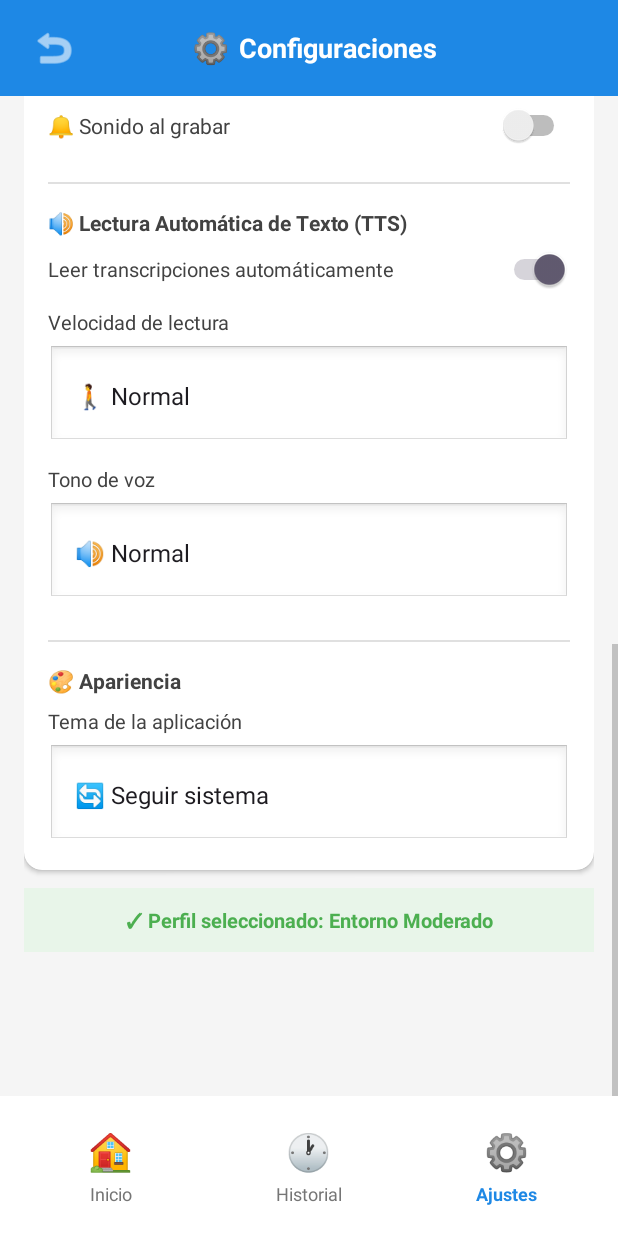
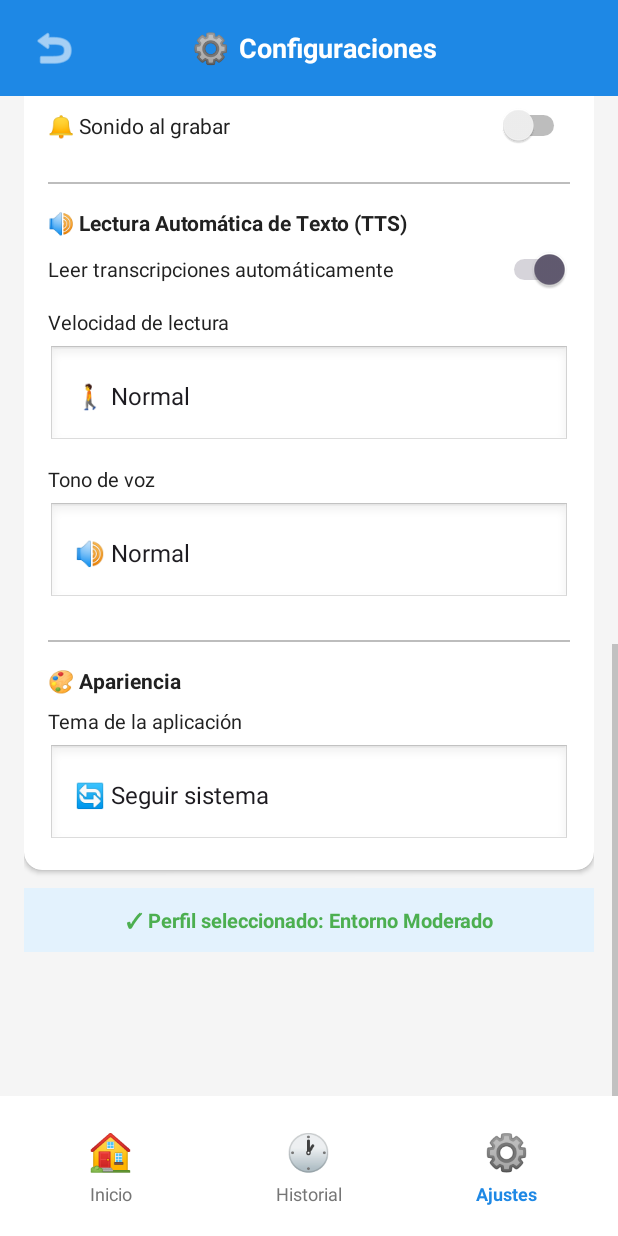
Before and after one commit to MsTrG099/UleamTesisAppAndroid, an Android app: the SettingsActivity screen opened directly, with no data from a screen before it, scrolled down 807 dp, on a phone screen of 412 x 824 dp. Run offline under Robolectric (Android 15) with nearby library versions, the phone set to English and light mode, and no system bars.

Commit message:
Commit 4: Cambios en el diseño y añadidos finales 2.

```diff
--- a/app/src/main/res/layout/activity_settings.xml
+++ b/app/src/main/res/layout/activity_settings.xml
@@ -5,7 +5,7 @@
     android:layout_width="match_parent"
     android:layout_height="match_parent"
     android:orientation="vertical"
-    android:background="#F5F5F5">
+    android:background="@color/background_light">
 
     <!-- Header azul -->
     <LinearLayout
@@ -17,7 +17,7 @@
         android:paddingBottom="12dp"
         android:paddingStart="16dp"
         android:paddingEnd="16dp"
-        android:background="#1E88E5">
+        android:background="@color/primary_blue">
 
         <ImageButton
             android:id="@+id/btnBack"
@@ -26,7 +26,7 @@
             android:src="@android:drawable/ic_menu_revert"
             android:background="?android:attr/selectableItemBackgroundBorderless"
             android:contentDescription="Volver"
-            android:tint="@android:color/white"/>
+            android:tint="@color/white"/>
 
         <LinearLayout
             android:layout_width="0dp"
@@ -49,7 +49,7 @@
                 android:text="Configuraciones"
                 android:textSize="18sp"
                 android:textStyle="bold"
-                android:textColor="@android:color/white"/>
+                android:textColor="@color/white"/>
         </LinearLayout>
 
         <View
@@ -75,7 +75,7 @@
                 android:layout_height="wrap_content"
                 android:text="Selecciona el perfil que mejor se adapte a tu entorno"
                 android:textSize="14sp"
-                android:textColor="#424242"
+                android:textColor="@color/text_primary"
                 android:gravity="center"
                 android:layout_marginBottom="16dp"/>
 
@@ -90,7 +90,7 @@
                 android:foreground="?android:attr/selectableItemBackground"
                 app:cardCornerRadius="12dp"
                 app:cardElevation="2dp"
-                app:cardBackgroundColor="@android:color/white">
+                app:cardBackgroundColor="@color/background_white">
 
                 <LinearLayout
                     android:layout_width="match_parent"
@@ -123,14 +123,14 @@
                                 android:text="Entorno Silencioso"
                                 android:textSize="18sp"
                                 android:textStyle="bold"
-                                android:textColor="#212121"/>
+                                android:textColor="@color/text_primary"/>
 
                             <TextView
                                 android:layout_width="wrap_content"
                                 android:layout_height="wrap_content"
                                 android:text="Ideal para: Oficina, biblioteca, hogar tranquilo"
                                 android:textSize="12sp"
-                                android:textColor="#757575"
+                                android:textColor="@color/text_secondary"
                                 android:layout_marginTop="4dp"/>
 
                             <TextView
@@ -138,7 +138,7 @@
                                 android:layout_height="wrap_content"
                                 android:text="• Sensibilidad normal\n• Sin supresión de ruido\n• Mejor calidad de audio"
                                 android:textSize="11sp"
-                                android:textColor="#424242"
+                                android:textColor="@color/text_primary"
                                 android:layout_marginTop="8dp"/>
                         </LinearLayout>
 
@@ -147,7 +147,7 @@
                             android:layout_width="24dp"
                             android:layout_height="24dp"
                             android:src="@android:drawable/checkbox_on_background"
-                            android:tint="#4CAF50"
+                            android:tint="@color/accent_green"
                             android:visibility="gone"/>
                     </LinearLayout>
                 </LinearLayout>
@@ -164,7 +164,7 @@
                 android:foreground="?android:attr/selectableItemBackground"
                 app:cardCornerRadius="12dp"
                 app:cardElevation="2dp"
-                app:cardBackgroundColor="@android:color/white">
+                app:cardBackgroundColor="@color/background_white">
 
                 <LinearLayout
                     android:layout_width="match_parent"
@@ -197,14 +197,14 @@
                                 android:text="Entorno Moderado"
                                 android:textSize="18sp"
                                 android:textStyle="bold"
-                                android:textColor="#212121"/>
+                                android:textColor="@color/text_primary"/>
 
                             <TextView
                                 android:layout_width="wrap_content"
                                 android:layout_height="wrap_content"
                                 android:text="Ideal para: Aula, cafetería tranquila, reuniones"
                                 android:textSize="12sp"
-                                android:textColor="#757575"
+                                android:textColor="@color/text_secondary"
                                 android:layout_marginTop="4dp"/>
 
                             <TextView
@@ -212,7 +212,7 @@
                                 android:layout_height="wrap_content"
                                 android:text="• Sensibilidad equilibrada\n• Supresión de ruido moderada\n• Balance calidad/claridad"
                                 android:textSize="11sp"
-                                android:textColor="#424242"
+                                android:textColor="@color/text_primary"
                                 android:layout_marginTop="8dp"/>
                         </LinearLayout>
 
@@ -221,7 +221,7 @@
                             android:layout_width="24dp"
                             android:layout_height="24dp"
                             android:src="@android:drawable/checkbox_on_background"
-                            android:tint="#4CAF50"
+                            android:tint="@color/accent_green"
                             android:visibility="gone"/>
                     </LinearLayout>
                 </LinearLayout>
@@ -238,7 +238,7 @@
                 android:foreground="?android:attr/selectableItemBackground"
                 app:cardCornerRadius="12dp"
                 app:cardElevation="2dp"
-                app:cardBackgroundColor="@android:color/white">
+                app:cardBackgroundColor="@color/background_white">
 
                 <LinearLayout
                     android:layout_width="match_parent"
@@ -271,14 +271,14 @@
                                 android:text="Entorno Ruidoso"
                                 android:textSize="18sp"
                                 android:textStyle="bold"
-                                android:textColor="#212121"/>
+                                android:textColor="@color/text_primary"/>
 
                             <TextView
                                 android:layout_width="wrap_content"
                                 android:layout_height="wrap_content"
                                 android:text="Ideal para: Calle, transporte público, eventos"
                                 android:textSize="12sp"
-                                android:textColor="#757575"
+                                android:textColor="@color/text_secondary"
                                 android:layout_marginTop="4dp"/>
 
                             <TextView
@@ -286,7 +286,7 @@
                                 android:layout_height="wrap_content"
                                 android:text="• Máxima sensibilidad\n• Supresión de ruido alta\n• Optimizado para voz clara"
                                 android:textSize="11sp"
-                                android:textColor="#424242"
+                                android:textColor="@color/text_primary"
                                 android:layout_marginTop="8dp"/>
                         </LinearLayout>
 
@@ -295,7 +295,7 @@
                             android:layout_width="24dp"
                             android:layout_height="24dp"
                             android:src="@android:drawable/checkbox_on_background"
-                            android:tint="#4CAF50"
+                            android:tint="@color/accent_green"
                             android:visibility="gone"/>
                     </LinearLayout>
                 </LinearLayout>
@@ -312,7 +312,7 @@
                 android:foreground="?android:attr/selectableItemBackground"
                 app:cardCornerRadius="12dp"
                 app:cardElevation="2dp"
-                app:cardBackgroundColor="@android:color/white">
+                app:cardBackgroundColor="@color/background_white">
 
                 <LinearLayout
                     android:layout_width="match_parent"
@@ -345,14 +345,14 @@
                                 android:text="Exterior/Viento"
                                 android:textSize="18sp"
                                 android:textStyle="bold"
-                                android:textColor="#212121"/>
+                                android:textColor="@color/text_primary"/>
 
                             <TextView
                                 android:layout_width="wrap_content"
                                 android:layout_height="wrap_content"
                                 android:text="Ideal para: Parques, áreas abiertas, con viento"
                                 android:textSize="12sp"
-                                android:textColor="#757575"
+                                android:textColor="@color/text_secondary"
                                 android:layout_marginTop="4dp"/>
 
                             <TextView
@@ -360,7 +360,7 @@
                                 android:layout_height="wrap_content"
                                 android:text="• Filtro de viento activado\n• Cancelación de eco\n• Enfoque en voz directa"
                                 android:textSize="11sp"
-                                android:textColor="#424242"
+                                android:textColor="@color/text_primary"
                                 android:layout_marginTop="8dp"/>
                         </LinearLayout>
 
@@ -369,7 +369,7 @@
                             android:layout_width="24dp"
                             android:layout_height="24dp"
                             android:src="@android:drawable/checkbox_on_background"
-                            android:tint="#4CAF50"
+                            android:tint="@color/accent_green"
                             android:visibility="gone"/>
                     </LinearLayout>
                 </LinearLayout>
@@ -382,7 +382,7 @@
                 android:text="Opciones Adicionales"
                 android:textSize="16sp"
                 android:textStyle="bold"
-                android:textColor="#212121"
+                android:textColor="@color/text_primary"
                 android:layout_marginTop="8dp"
                 android:layout_marginBottom="12dp"/>
 
@@ -392,7 +392,8 @@
                 android:layout_height="wrap_content"
                 android:layout_marginBottom="12dp"
                 app:cardCornerRadius="12dp"
-                app:cardElevation="2dp">
+                app:cardElevation="2dp"
+                app:cardBackgroundColor="@color/background_white">
 
                 <LinearLayout
                     android:layout_width="match_parent"
@@ -407,7 +408,7 @@
                         android:text="🌍 Idioma de Reconocimiento"
                         android:textSize="14sp"
                         android:textStyle="bold"
-                        android:textColor="#424242"
+                        android:textColor="@color/text_primary"
                         android:layout_marginBottom="8dp"/>
 
                     <Spinner
@@ -432,7 +433,7 @@
                             android:layout_weight="1"
                             android:text="📳 Vibración al grabar"
                             android:textSize="14sp"
-                            android:textColor="#424242"/>
+                            android:textColor="@color/text_primary"/>
 
                         <Switch
                             android:id="@+id/switchVibration"
@@ -454,7 +455,7 @@
                             android:layout_weight="1"
                             android:text="🔔 Sonido al grabar"
                             android:textSize="14sp"
-                            android:textColor="#424242"/>
+                            android:textColor="@color/text_primary"/>
 
                         <Switch
                             android:id="@+id/switchSoundFeedback"
@@ -466,7 +467,7 @@
                     <View
                         android:layout_width="match_parent"
                         android:layout_height="1dp"
-                        android:background="#E0E0E0"
+                        android:background="@color/text_tertiary"
                         android:layout_marginTop="8dp"
                         android:layout_marginBottom="16dp"/>
 
@@ -477,7 +478,7 @@
                         android:text="🔊 Lectura Automática de Texto (TTS)"
                         android:textSize="14sp"
                         android:textStyle="bold"
-                        android:textColor="#424242"
+                        android:textColor="@color/text_primary"
                         android:layout_marginBottom="8dp"/>
 
                     <LinearLayout
@@ -493,7 +494,7 @@
                             android:layout_weight="1"
                             android:text="Leer transcripciones automáticamente"
                             android:textSize="13sp"
-                            android:textColor="#424242"/>
+                            android:textColor="@color/text_primary"/>
 
                         <Switch
                             android:id="@+id/switchTTS"
@@ -507,7 +508,7 @@
                         android:layout_height="wrap_content"
                         android:text="Velocidad de lectura"
                         android:textSize="13sp"
-                        android:textColor="#424242"
+                        android:textColor="@color/text_primary"
                         android:layout_marginBottom="6dp"/>
 
                     <Spinner
@@ -524,7 +525,7 @@
                         android:layout_height="wrap_content"
                         android:text="Tono de voz"
                         android:textSize="13sp"
-                        android:textColor="#424242"
+                        android:textColor="@color/text_primary"
                         android:layout_marginBottom="6dp"/>
 
                     <Spinner
@@ -535,22 +536,22 @@
                         android:padding="10dp"
                         android:background="@android:drawable/edit_text"/>
 
-                    <!-- ✅ NUEVO: Separador para Tema -->
+                    <!-- Separador -->
                     <View
                         android:layout_width="match_parent"
                         android:layout_height="1dp"
-                        android:background="#E0E0E0"
+                        android:background="@color/text_tertiary"
                         android:layout_marginTop="8dp"
                         android:layout_marginBottom="16dp"/>
 
-                    <!-- ✅ NUEVO: Tema de la aplicación -->
+                    <!-- Tema de la aplicación -->
                     <TextView
                         android:layout_width="match_parent"
                         android:layout_height="wrap_content"
                         android:text="🎨 Apariencia"
                         android:textSize="14sp"
                         android:textStyle="bold"
-                        android:textColor="#424242"
+                        android:textColor="@color/text_primary"
                         android:layout_marginBottom="8dp"/>
 
                     <TextView
@@ -558,7 +559,7 @@
                         android:layout_height="wrap_content"
                         android:text="Tema de la aplicación"
                         android:textSize="13sp"
-                        android:textColor="#424242"
+                        android:textColor="@color/text_primary"
                         android:layout_marginBottom="6dp"/>
 
                     <Spinner
@@ -579,8 +580,8 @@
                 android:text="✓ Perfil seleccionado: Entorno Moderado"
                 android:textSize="13sp"
                 android:textStyle="bold"
-                android:textColor="#4CAF50"
-                android:background="#E8F5E9"
+                android:textColor="@color/accent_green"
+                android:background="@color/primary_blue_light"
                 android:padding="12dp"
                 android:gravity="center"
                 android:layout_marginBottom="80dp"/>
@@ -597,7 +598,7 @@
         android:paddingBottom="12dp"
         android:paddingStart="8dp"
         android:paddingEnd="8dp"
-        android:background="@android:color/white"
+        android:background="@color/background_white"
         android:gravity="center"
         android:weightSum="3">
 
@@ -624,7 +625,7 @@
                 android:layout_height="wrap_content"
                 android:text="Inicio"
                 android:textSize="12sp"
-                android:textColor="#757575"
+                android:textColor="@color/text_secondary"
                 android:layout_marginTop="4dp"/>
         </LinearLayout>
 
@@ -651,7 +652,7 @@
                 android:layout_height="wrap_content"
                 android:text="Historial"
                 android:textSize="12sp"
-                android:textColor="#757575"
+                android:textColor="@color/text_secondary"
                 android:layout_marginTop="4dp"/>
         </LinearLayout>
 
@@ -675,7 +676,7 @@
                 android:layout_height="wrap_content"
                 android:text="Ajustes"
                 android:textSize="12sp"
-                android:textColor="#1E88E5"
+                android:textColor="@color/primary_blue"
                 android:textStyle="bold"
                 android:layout_marginTop="4dp"/>
         </LinearLayout>
```
Also changed, not shown: app/src/main/java/com/example/speachtotext/TranscriptionActivity.kt (+82 -19 lines), app/src/main/res/layout/activity_history.xml (+9 -9 lines), app/src/main/res/layout/activity_main.xml (+10 -10 lines), app/src/main/res/layout/activity_transcription.xml (+9 -8 lines), app/src/main/res/layout/item_history.xml (+7 -7 lines).
